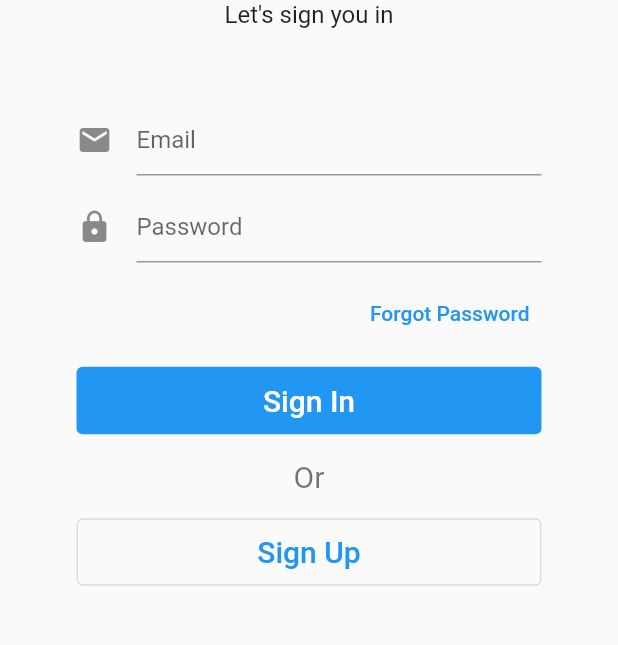
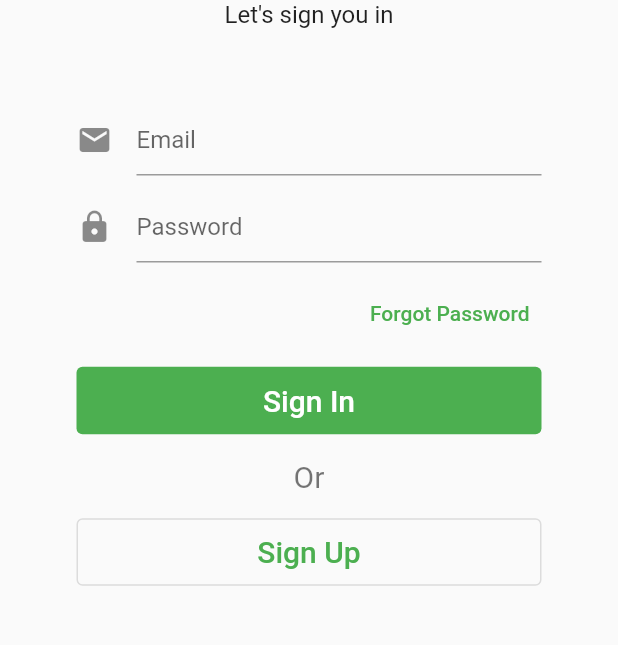
Before and after one commit to JosephGwara/Coding4Integrity, a Flutter app: the screen it shows after launch, on a phone screen of 412 x 824 dp, the part 384-1029 px from its top. Run offline on Flutter 3.47's test engine with Material 2 defaults, Android fonts, the phone set to English and light mode, and no system bars; our stand-ins replace cloud_firestore, firebase_auth, firebase_core, freezed_annotation, get_it, page_transition and 3 more; missing offline and left inert: clipboard, enum_to_string, web3dart; accounts and stored records are empty.

Commit message:
Updates app primary color to green

```diff
--- a/wallets/lib/main.dart
+++ b/wallets/lib/main.dart
@@ -16,6 +16,9 @@ class WalletsApp extends StatelessWidget {
   Widget build(BuildContext context) {
     return MaterialApp(
       title: 'Bolta Pay',
+      theme: ThemeData(
+        primarySwatch: Colors.green,
+      ),
       debugShowCheckedModeBanner: false,
       navigatorKey: StackedService.navigatorKey,
       initialRoute: Routes.startupView,
```
